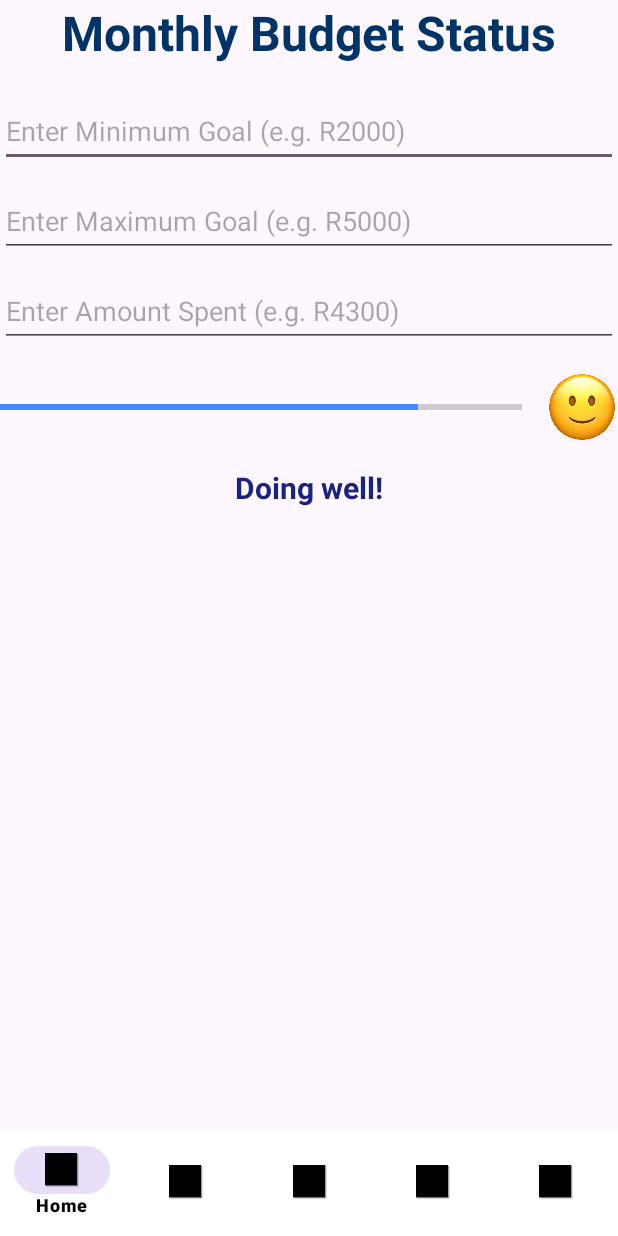
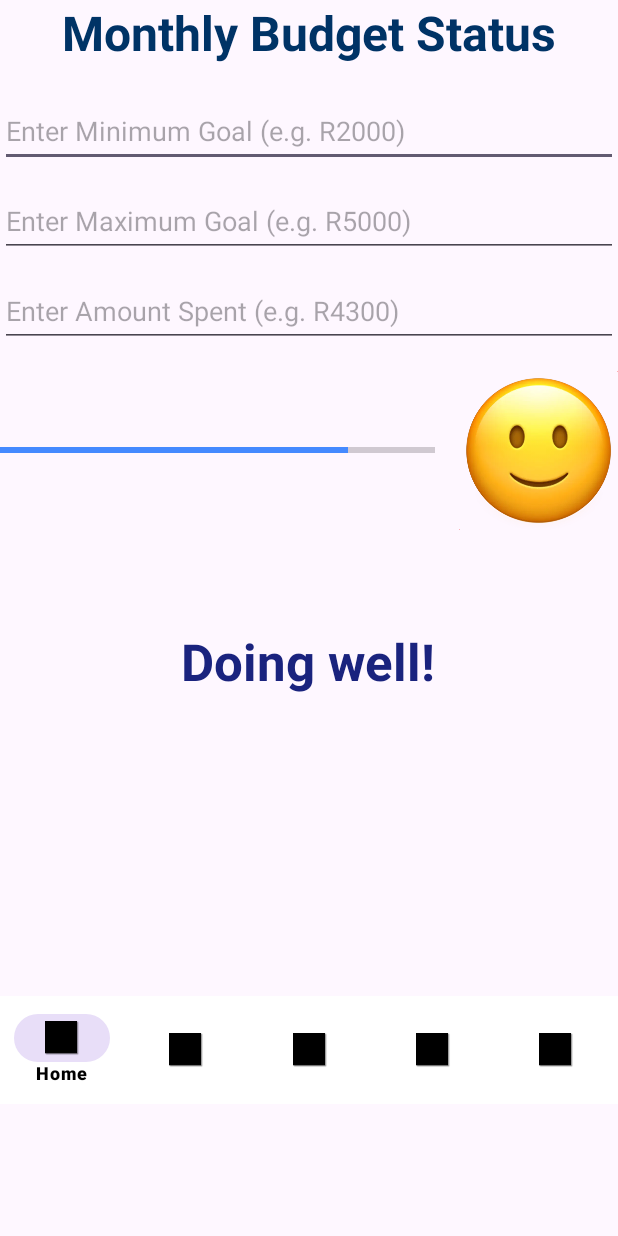
Before and after one commit to LiamB1017/BudgetTrackerPOE, an Android app: the layout activity_monthly_budget_status.xml on its own in the app's theme, with its tools: preview values and no code run, on a phone screen of 412 x 824 dp. Run offline under Robolectric (Android 15) with nearby library versions, the phone set to English and light mode, and no system bars.

Commit message:
Updated Monthly Budget Status

```diff
--- a/app/src/main/res/layout/activity_monthly_budget_status.xml
+++ b/app/src/main/res/layout/activity_monthly_budget_status.xml
@@ -54,16 +54,16 @@
 
     <LinearLayout
         android:layout_width="match_parent"
-        android:layout_height="wrap_content"
-        android:orientation="horizontal"
+        android:layout_height="106dp"
+        android:layout_marginBottom="16dp"
         android:gravity="center_vertical"
-        android:layout_marginBottom="16dp">
+        android:orientation="horizontal">
 
         <ProgressBar
             android:id="@+id/progressBar"
             style="?android:attr/progressBarStyleHorizontal"
             android:layout_width="249dp"
-            android:layout_height="20dp"
+            android:layout_height="79dp"
             android:layout_weight="1"
             android:backgroundTint="#E0E0E0"
             android:max="100"
@@ -73,30 +73,31 @@
 
         <ImageView
             android:id="@+id/imageViewEmoji"
-            android:layout_width="48dp"
-            android:layout_height="48dp"
+            android:layout_width="106dp"
+            android:layout_height="119dp"
+            android:layout_marginStart="16dp"
             android:src="@drawable/img_1"
-            android:layout_marginStart="16dp"
             tools:ignore="ContentDescription" />
 
     </LinearLayout>
 
     <TextView
         android:id="@+id/textViewMessage"
-        android:layout_width="wrap_content"
-        android:layout_height="wrap_content"
+        android:layout_width="275dp"
+        android:layout_height="143dp"
+        android:layout_gravity="center_horizontal"
+        android:layout_marginBottom="16dp"
+        android:gravity="center"
         android:text="Doing well!"
         android:textColor="#1A237E"
-        android:textSize="20sp"
+        android:textSize="34sp"
         android:textStyle="bold"
-        android:layout_gravity="center_horizontal"
-        android:layout_marginBottom="16dp"
         tools:ignore="HardcodedText" />
 
     <View
+        android:id="@+id/view"
         android:layout_width="match_parent"
-        android:layout_height="0dp"
-        android:layout_weight="1" />
+        android:layout_height="135dp" />
 
     <com.google.android.material.bottomnavigation.BottomNavigationView
         android:id="@+id/bottomNavigationView"
```
